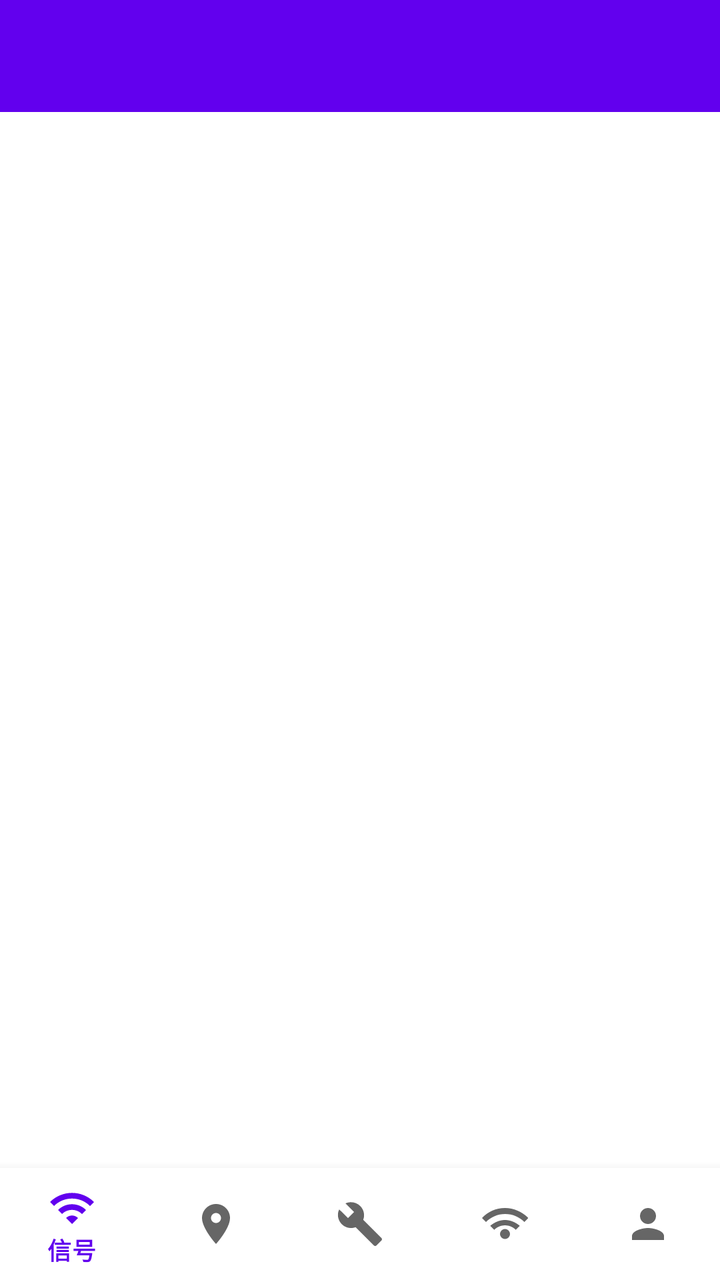
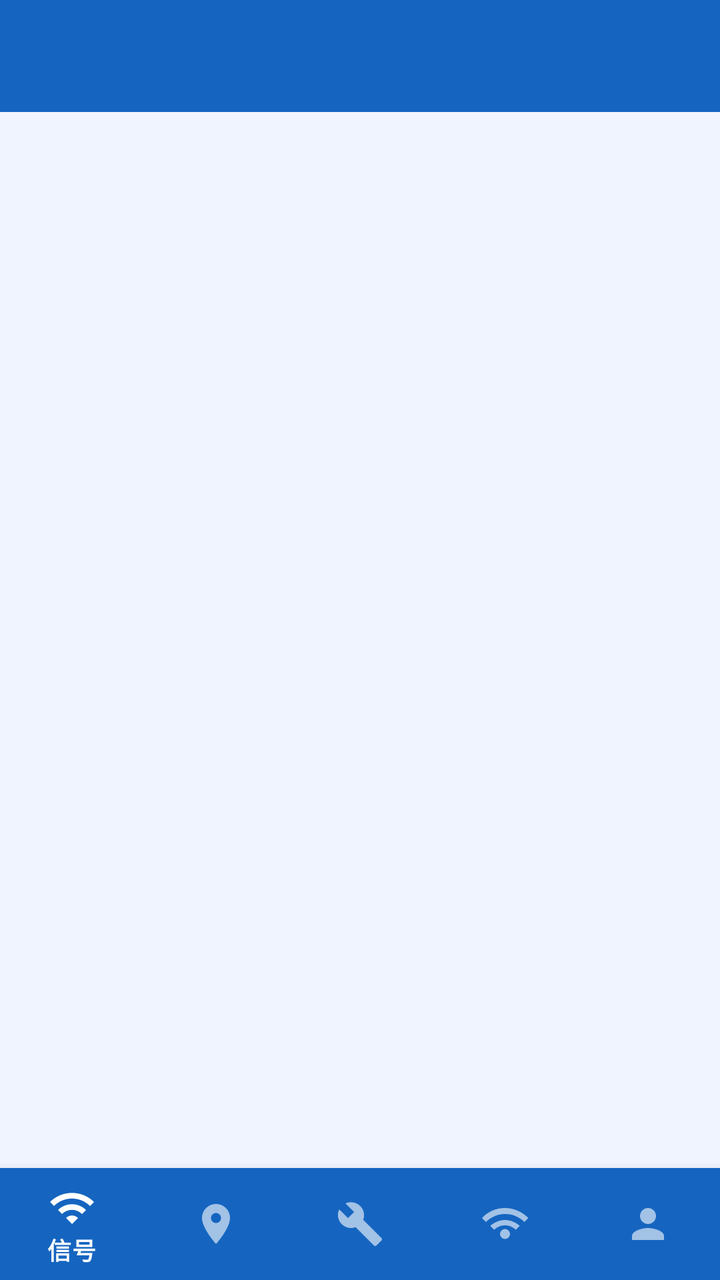

Two renders of the same Android screen: before a commit and after it. Below are the layout's source before the change and the commit's diff.
<!-- AndroidManifest.xml: activity theme Theme.CellSentinelApp.NoActionBar -->
<!-- res/layout/activity_main.xml -->
<?xml version="1.0" encoding="utf-8"?>
<LinearLayout
    xmlns:android="http://schemas.android.com/apk/res/android"
    android:layout_width="match_parent"
    android:layout_height="match_parent"
    android:orientation="vertical">

    <androidx.appcompat.widget.Toolbar
        android:id="@+id/toolbar"
        android:layout_width="match_parent"
        android:layout_height="?attr/actionBarSize"
        android:background="?attr/colorPrimary"
        android:theme="@style/ThemeOverlay.AppCompat.Dark.ActionBar"
        app:popupTheme="@style/ThemeOverlay.AppCompat.Light"
        xmlns:app="http://schemas.android.com/apk/res-auto" />

    <FrameLayout
        android:id="@+id/fragment_container"
        android:layout_width="match_parent"
        android:layout_height="0dp"
        android:layout_weight="1" />

    <com.google.android.material.bottomnavigation.BottomNavigationView
        android:id="@+id/bottom_nav"
        android:layout_width="match_parent"
        android:layout_height="wrap_content"
        android:background="?attr/colorSurface"
        app:menu="@menu/bottom_nav_menu"
        xmlns:app="http://schemas.android.com/apk/res-auto" />

</LinearLayout>
<!-- resources referenced by this layout -->
<resources>
  <style name="Theme.CellSentinelApp.NoActionBar">
          <item name="windowActionBar">false</item>
          <item name="windowNoTitle">true</item>
          <item name="android:windowFullscreen">true</item>
      </style>
</resources>

<!-- the commit's change to res/layout/activity_main.xml (unified diff, before → after) -->
@@ -24,8 +24,10 @@
         android:id="@+id/bottom_nav"
         android:layout_width="match_parent"
         android:layout_height="wrap_content"
-        android:background="?attr/colorSurface"
+        android:background="@color/colorPrimary"
         app:menu="@menu/bottom_nav_menu"
+        app:itemIconTint="@color/nav_item_color"
+        app:itemTextColor="@color/nav_item_color"
         xmlns:app="http://schemas.android.com/apk/res-auto" />
 
 </LinearLayout>
<!-- resource entries referenced after the edit -->
@@ -1,5 +1,6 @@
 <!-- resources referenced by this layout -->
 <resources>
+  <color name="colorPrimary">#1565C0</color>
   <style name="Theme.CellSentinelApp.NoActionBar">
           <item name="windowActionBar">false</item>
           <item name="windowNoTitle">true</item>
